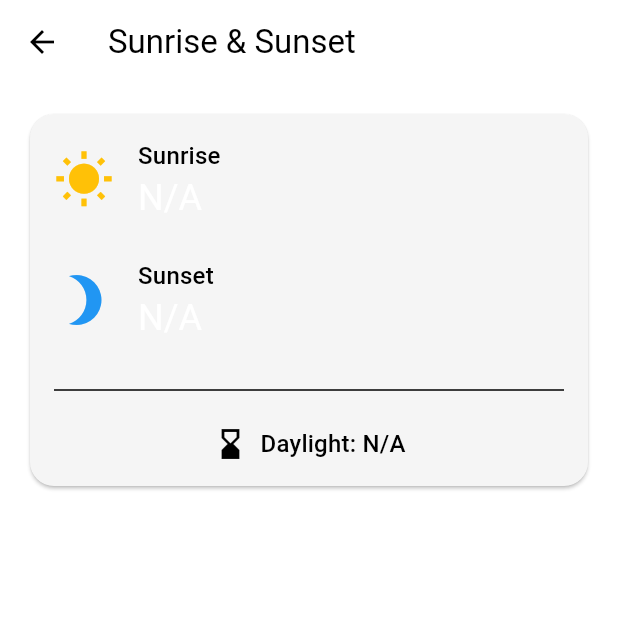
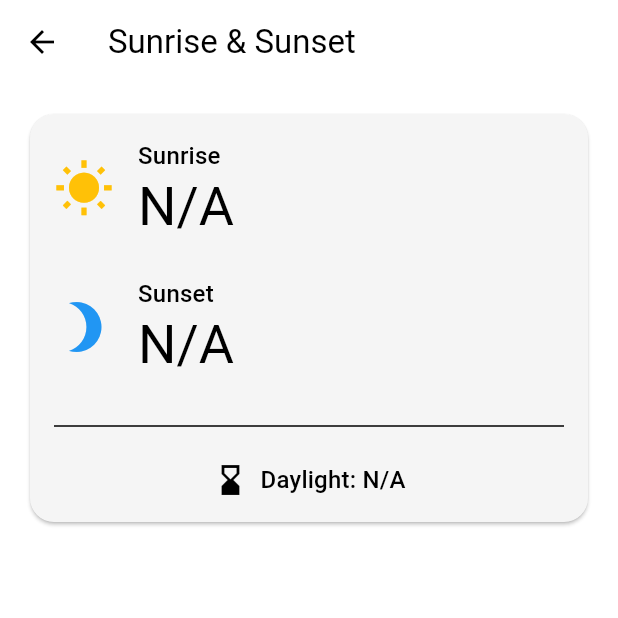
Before and after one commit to suvojeet-sengupta/Family-Message, a Flutter app: the SunriseSunsetDetailScreen screen opened directly with empty values, on a phone screen of 412 x 824 dp, the top half of it. Run offline on Flutter 3.47's test engine with Material 3 defaults, Android fonts, the phone set to English and light mode, and no system bars; our stand-ins replace connectivity_plus, flutter_animate, geocoding, geolocator, logger, reorderable_grid_view and 3 more; accounts and stored records are empty.

Commit message:
Fix: sunrise/sunset screen text color in light mode

```diff
--- a/lib/screens/details/sunrise_sunset_detail_screen.dart
+++ b/lib/screens/details/sunrise_sunset_detail_screen.dart
@@ -63,7 +63,7 @@ class SunriseSunsetDetailScreen extends StatelessWidget {
                         Text('Sunrise', style: Theme.of(context).textTheme.titleMedium),
                         Text(
                           _formatTime(sunrise),
-                          style: Theme.of(context).textTheme.headlineSmall,
+                          style: Theme.of(context).textTheme.displaySmall,
                         ),
                       ],
                     ),
@@ -80,7 +80,7 @@ class SunriseSunsetDetailScreen extends StatelessWidget {
                         Text('Sunset', style: Theme.of(context).textTheme.titleMedium),
                         Text(
                           _formatTime(sunset),
-                          style: Theme.of(context).textTheme.headlineSmall,
+                          style: Theme.of(context).textTheme.displaySmall,
                         ),
                       ],
                     ),
```
